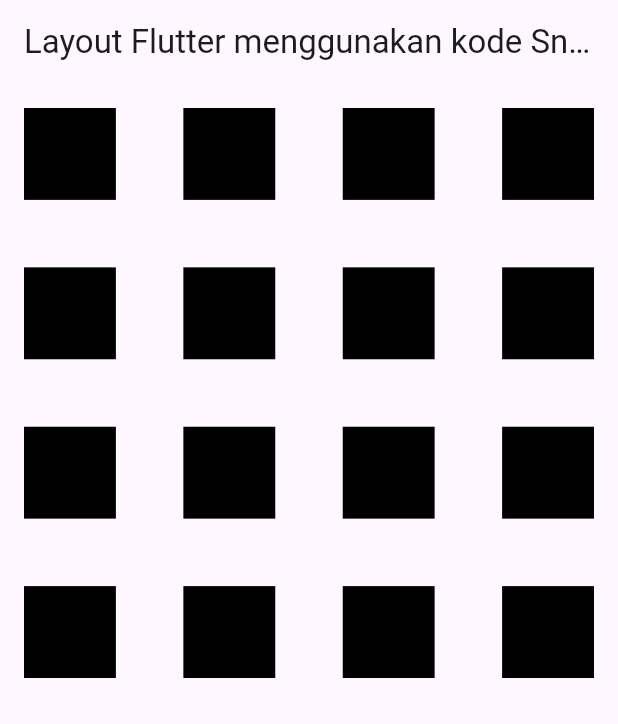
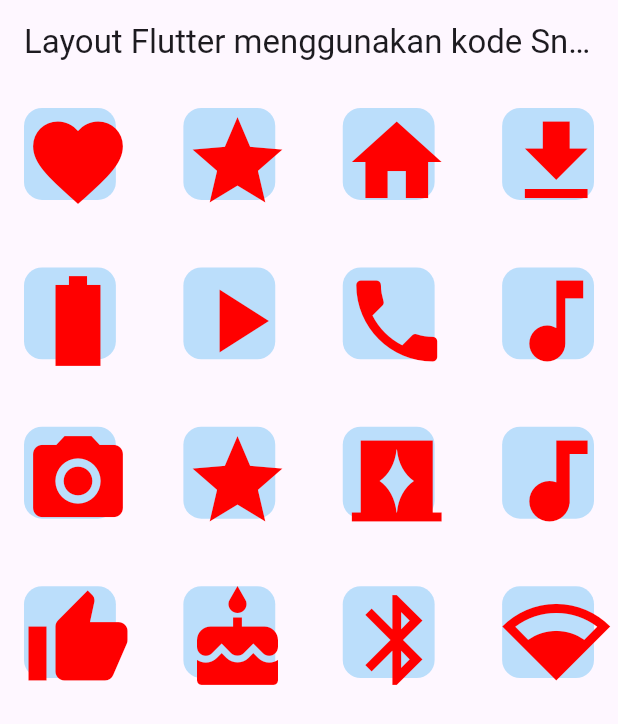
Before and after one commit to ariesukma/UTS_Flutter_PM, a Flutter app: the screen it shows after launch, on a phone screen of 412 x 824 dp. Shown: the top 724 px of the screen. Run offline on Flutter 3.47's test engine with Material 3 defaults, Android fonts, the phone set to English and light mode, and no system bars.

Commit message:
Perubahan Layout Flutter untuk penambahan icon yang menarik

```diff
--- a/lib/main.dart
+++ b/lib/main.dart
@@ -6,22 +6,49 @@ class AriesUTSApp extends StatelessWidget {
   @override
   Widget build(BuildContext context) {
     return MaterialApp(
-
       title: 'Layout grid Flutter',
-
       home: Scaffold(
-
         appBar: AppBar(title: Text('Layout Flutter menggunakan kode Snippet sederhana')),
         body: Padding(
           padding: const EdgeInsets.all(16.0),
           child: GridView.count(
-                crossAxisCount: 4, crossAxisSpacing: 45.0, mainAxisSpacing: 45.0, children: List.generate(16, (index)
-            {
+            crossAxisCount: 4,
+            crossAxisSpacing: 45.0,
+            mainAxisSpacing: 45.0,
+            children: List.generate(16, (index) {
+
+              final List<IconData> icons = [
+                Icons.favorite,
+                  Icons.star,
+                    Icons.home,
+                      Icons.download_sharp,
+                        Icons.battery_full_sharp,
+                          Icons.play_arrow,
+                            Icons.phone,
+                              Icons.music_note,
+                                Icons.camera_alt,
+                                  Icons.grade,
+                                    Icons.curtains,
+                                      Icons.audiotrack,
+                                        Icons.thumb_up,
+                                          Icons.cake,
+                                            Icons.bluetooth,
+                                              Icons.network_wifi_3_bar_sharp,
+              ];
 
               return Container(
+                decoration: BoxDecoration(
+                  color: Colors.blue[100],
+                  borderRadius: BorderRadius.circular(12),
+                ),
+                child: Center(
+                  child: Icon(
+                    icons[index],
+                    size: 72,
+                    color: const Color.fromARGB(255, 255, 0, 0),
 
-                color: const Color.fromARGB(255, 0, 0, 0),
-
+                        ),
+                      ),
                     );
             }),
           ),
```
Lines whose indentation alone changed are shown as unchanged.
